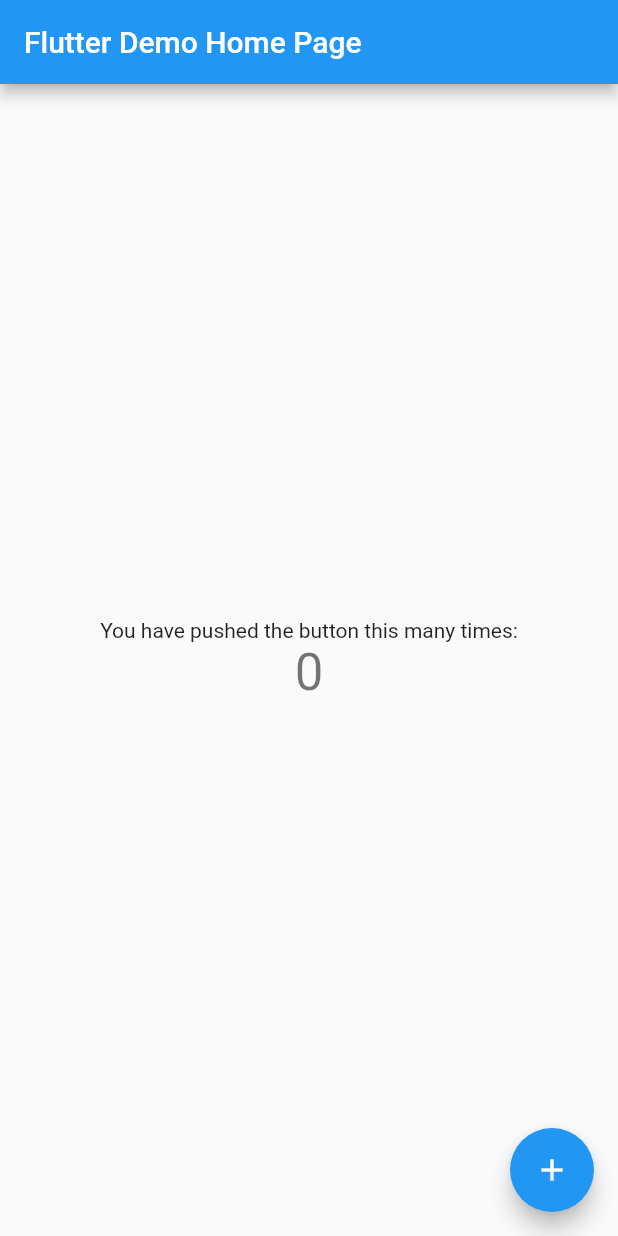
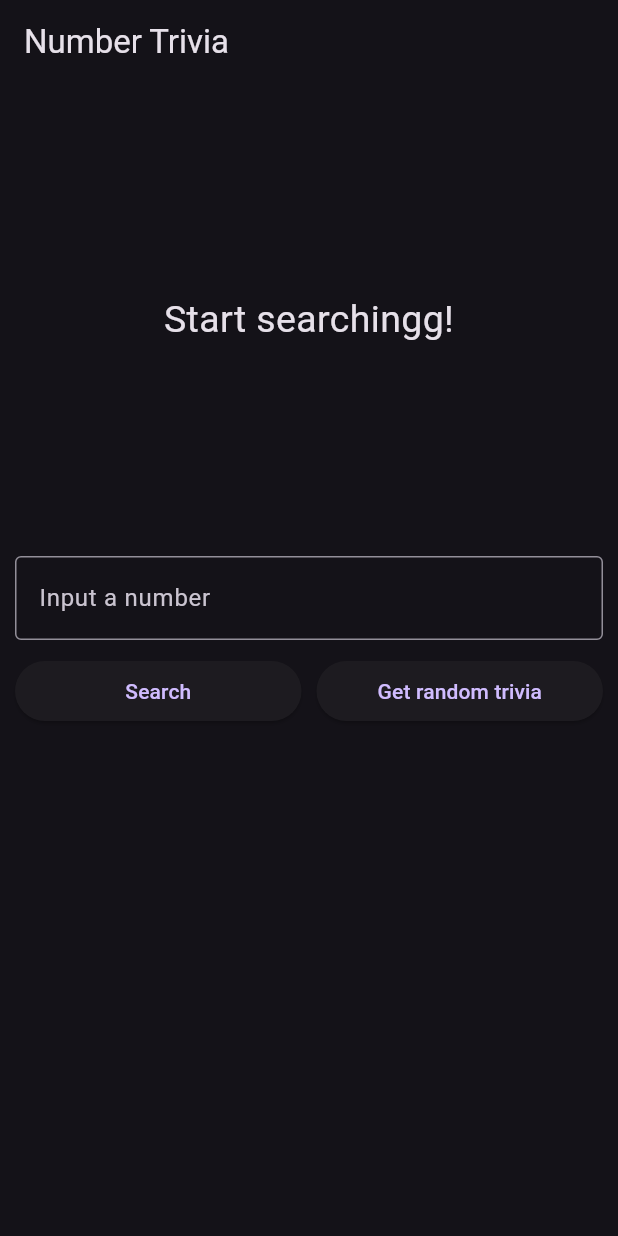
Before and after one commit to irgot/numberTriviaFlutter, a Flutter app: the screen it shows after launch, on a phone screen of 412 x 824 dp. Run offline on Flutter 3.47's test engine with Material 2 defaults, Android fonts, the light colour scheme and no system bars; our stand-ins replace bloc, dartz, dio, equatable, flutter_bloc, get_it and 2 more; missing offline and left inert: shared_preferences_web.

Commit message:
quase la

```diff
--- /dev/null
+++ b/lib/features/number_trivia/presentation/pages/number_trivia_page.dart
@@ -0,0 +1,119 @@
+import 'package:flutter/material.dart';
+import 'package:flutter_bloc/flutter_bloc.dart';
+import 'package:tdd_clean_architecture_reso/features/number_trivia/domain/entities/number_trivia_entity.dart';
+import 'package:tdd_clean_architecture_reso/features/number_trivia/domain/usecases/get_concrete_number_trivia_usecase.dart';
+import 'package:tdd_clean_architecture_reso/features/number_trivia/presentation/bloc/number_trivia_bloc.dart';
+import 'package:tdd_clean_architecture_reso/injection_container.dart';
+
+import '../widgets/widgets.dart';
+
+class NumberTriviaPage extends StatelessWidget {
+  const NumberTriviaPage({Key? key}) : super(key: key);
+
+  @override
+  Widget build(BuildContext context) {
+    return Scaffold(
+      appBar: AppBar(title: const Text('Number Trivia')),
+      body: buildBody(context),
+    );
+  }
+
+  BlocProvider<NumberTriviaBloc> buildBody(BuildContext context) {
+    return BlocProvider(
+      create: (context) => sl<NumberTriviaBloc>(),
+      child: Center(
+        child: Padding(
+          padding: const EdgeInsets.all(10.0),
+          child: Column(
+            children: [
+              const SizedBox(
+                height: 10,
+              ),
+              BlocBuilder<NumberTriviaBloc, NumberTriviaState>(
+                builder: (context, state) {
+                  if (state is Empty) {
+                    return const MessageDisplay(
+                      message: 'Start searchingg!',
+                    );
+                  }
+                  if (state is Error) {
+                    return MessageDisplay(message: state.errorMessage);
+                  }
+                  if (state is Loaded) {
+                    return TriviaDisplay(
+                        numberTriviaEntity: state.triviaEntity);
+                  }
+                  if (state is Loading) {
+                    return const LoadingWidget();
+                  }
+
+                  return Container();
+                },
+              ),
+              const SizedBox(
+                height: 20,
+              ),
+              TriviaControls()
+            ],
+          ),
+        ),
+      ),
+    );
+  }
+}
+
+class TriviaControls extends StatefulWidget {
+  const TriviaControls({
+    Key? key,
+  }) : super(key: key);
+
+  @override
+  State<TriviaControls> createState() => _TriviaControlsState();
+}
+
+class _TriviaControlsState extends State<TriviaControls> {
+  String inputString = '';
+  @override
+  Widget build(BuildContext context) {
+    return Column(
+      children: [
+        TextField(
+          keyboardType: TextInputType.number,
+          decoration: InputDecoration(
+            border: OutlineInputBorder(),
+            hintText: 'Input a number',
+          ),
+          onChanged: ((value) {
+            inputString = value;
+          }),
+        ),
+        const SizedBox(
+          height: 10,
+        ),
+        Row(
+          children: [
+            Expanded(
+                child: ElevatedButton(
+                    onPressed: emitConcrete, child: Text('Search'))),
+            SizedBox(
+              width: 10,
+            ),
+            Expanded(
+              child: ElevatedButton(
+                  onPressed: emitRandom, child: Text('Get random trivia')),
+            ),
+          ],
+        )
+      ],
+    );
+  }
+
+  void emitConcrete() {
+    BlocProvider.of<NumberTriviaBloc>(context)
+        .add(GetTriviaForConcreteNumber(inputString));
+  }
+
+  void emitRandom() {
+    BlocProvider.of<NumberTriviaBloc>(context).add(GetTriviaForRandomNumber());
+  }
+}
--- /dev/null
+++ b/lib/features/number_trivia/presentation/widgets/message_display.dart
@@ -0,0 +1,25 @@
+import 'package:flutter/material.dart';
+
+class MessageDisplay extends StatelessWidget {
+  final String message;
+  const MessageDisplay({
+    Key? key,
+    required this.message,
+  }) : super(key: key);
+
+  @override
+  Widget build(BuildContext context) {
+    return Container(
+      height: MediaQuery.of(context).size.height / 3,
+      child: Center(
+        child: SingleChildScrollView(
+          child: Text(
+            message,
+            style: const TextStyle(fontSize: 25),
+            textAlign: TextAlign.center,
+          ),
+        ),
+      ),
+    );
+  }
+}
--- /dev/null
+++ b/lib/features/number_trivia/presentation/widgets/widgets.dart
@@ -0,0 +1,3 @@
+export 'loading_widget.dart';
+export 'message_display.dart';
+export 'trivia_display.dart';
--- a/lib/main.dart
+++ b/lib/main.dart
@@ -1,8 +1,16 @@
 import 'package:flutter/material.dart';
+import 'package:tdd_clean_architecture_reso/features/number_trivia/presentation/pages/number_trivia_page.dart';
+import 'package:tdd_clean_architecture_reso/injection_container.dart' as di;
 
-void main() {
+void main() async {
+  WidgetsFlutterBinding.ensureInitialized();
+  await di.init();
   runApp(const MyApp());
 }
+
+// void main(List<String> args) {
+//   runApp(MyApp());
+// }
 
 class MyApp extends StatelessWidget {
   const MyApp({Key? key}) : super(key: key);
@@ -11,105 +19,14 @@
   @override
   Widget build(BuildContext context) {
     return MaterialApp(
+      debugShowCheckedModeBanner: false,
       title: 'Flutter Demo',
       theme: ThemeData(
-        // This is the theme of your application.
-        //
-        // Try running your application with "flutter run". You'll see the
-        // application has a blue toolbar. Then, without quitting the app, try
-        // changing the primarySwatch below to Colors.green and then invoke
-        // "hot reload" (press "r" in the console where you ran "flutter run",
-        // or simply save your changes to "hot reload" in a Flutter IDE).
-        // Notice that the counter didn't reset back to zero; the application
-        // is not restarted.
+        useMaterial3: true,
+        brightness: Brightness.dark,
         primarySwatch: Colors.blue,
       ),
-      home: const MyHomePage(title: 'Flutter Demo Home Page'),
+      home: const NumberTriviaPage(),
     );
   }
 }
-
-class MyHomePage extends StatefulWidget {
-  const MyHomePage({Key? key, required this.title}) : super(key: key);
-
-  // This widget is the home page of your application. It is stateful, meaning
-  // that it has a State object (defined below) that contains fields that affect
-  // how it looks.
-
-  // This class is the configuration for the state. It holds the values (in this
-  // case the title) provided by the parent (in this case the App widget) and
-  // used by the build method of the State. Fields in a Widget subclass are
-  // always marked "final".
-
-  final String title;
-
-  @override
-  State<MyHomePage> createState() => _MyHomePageState();
-}
-
-class _MyHomePageState extends State<MyHomePage> {
-  int _counter = 0;
-
-  void _incrementCounter() {
-    setState(() {
-      // This call to setState tells the Flutter framework that something has
-      // changed in this State, which causes it to rerun the build method below
-      // so that the display can reflect the updated values. If we changed
-      // _counter without calling setState(), then the build method would not be
-      // called again, and so nothing would appear to happen.
-      _counter++;
-    });
-  }
-
-  @override
-  Widget build(BuildContext context) {
-    // This method is rerun every time setState is called, for instance as done
-    // by the _incrementCounter method above.
-    //
-    // The Flutter framework has been optimized to make rerunning build methods
-    // fast, so that you can just rebuild anything that needs updating rather
-    // than having to individually change instances of widgets.
-    return Scaffold(
-      appBar: AppBar(
-        // Here we take the value from the MyHomePage object that was created by
-        // the App.build method, and use it to set our appbar title.
-        title: Text(widget.title),
-      ),
-      body: Center(
-        // Center is a layout widget. It takes a single child and positions it
-        // in the middle of the parent.
-        child: Column(
-          // Column is also a layout widget. It takes a list of children and
-          // arranges them vertically. By default, it sizes itself to fit its
-          // children horizontally, and tries to be as tall as its parent.
-          //
-          // Invoke "debug painting" (press "p" in the console, choose the
-          // "Toggle Debug Paint" action from the Flutter Inspector in Android
-          // Studio, or the "Toggle Debug Paint" command in Visual Studio Code)
-          // to see the wireframe for each widget.
-          //
-          // Column has various properties to control how it sizes itself and
-          // how it positions its children. Here we use mainAxisAlignment to
-          // center the children vertically; the main axis here is the vertical
-          // axis because Columns are vertical (the cross axis would be
-          // horizontal).
-          mainAxisAlignment: MainAxisAlignment.center,
-          children: <Widget>[
-            const Text(
-              'You have pushed the button this many times:',
-            ),
-            Text(
-              '$_counter',
-              style: Theme.of(context).textTheme.headline4,
-            ),
-          ],
-        ),
-      ),
-      floatingActionButton: FloatingActionButton(
-        onPressed: _incrementCounter,
-        tooltip: 'Increment',
-        child: const Icon(Icons.add),
-      ), // This trailing comma makes auto-formatting nicer for build methods.
-    );
-  }
-}
--- a/pubspec.yaml
+++ b/pubspec.yaml
@@ -41,6 +41,8 @@
   internet_connection_checker: ^0.0.1+4
   dio: ^4.0.6
   bloc: ^8.0.3
+  bloc_test: ^9.0.3
+  flutter_bloc: ^8.0.1
 
 dev_dependencies:
   flutter_test:
```
Also changed, not shown: lib/features/number_trivia/presentation/bloc/number_trivia_bloc.dart (+35 -3 lines), lib/features/number_trivia/presentation/widgets/loading_widget.dart (added, +15 -0 lines), lib/features/number_trivia/presentation/widgets/trivia_display.dart (added, +39 -0 lines), lib/injection_container.dart (added, +49 -0 lines), 5 other files.
